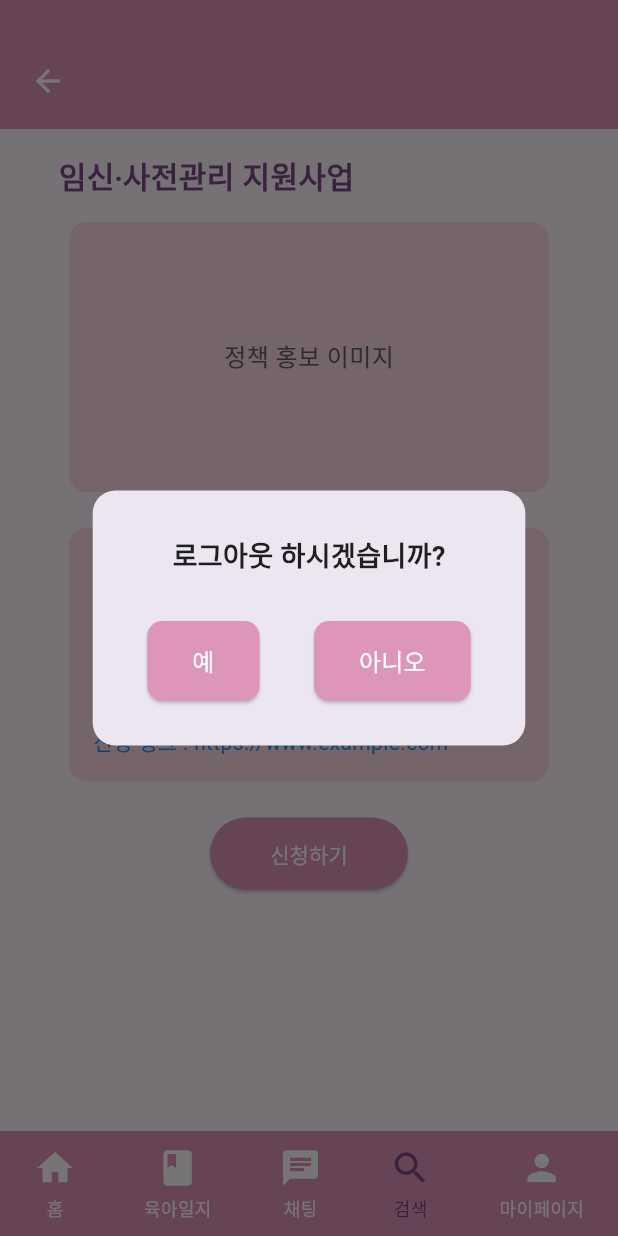
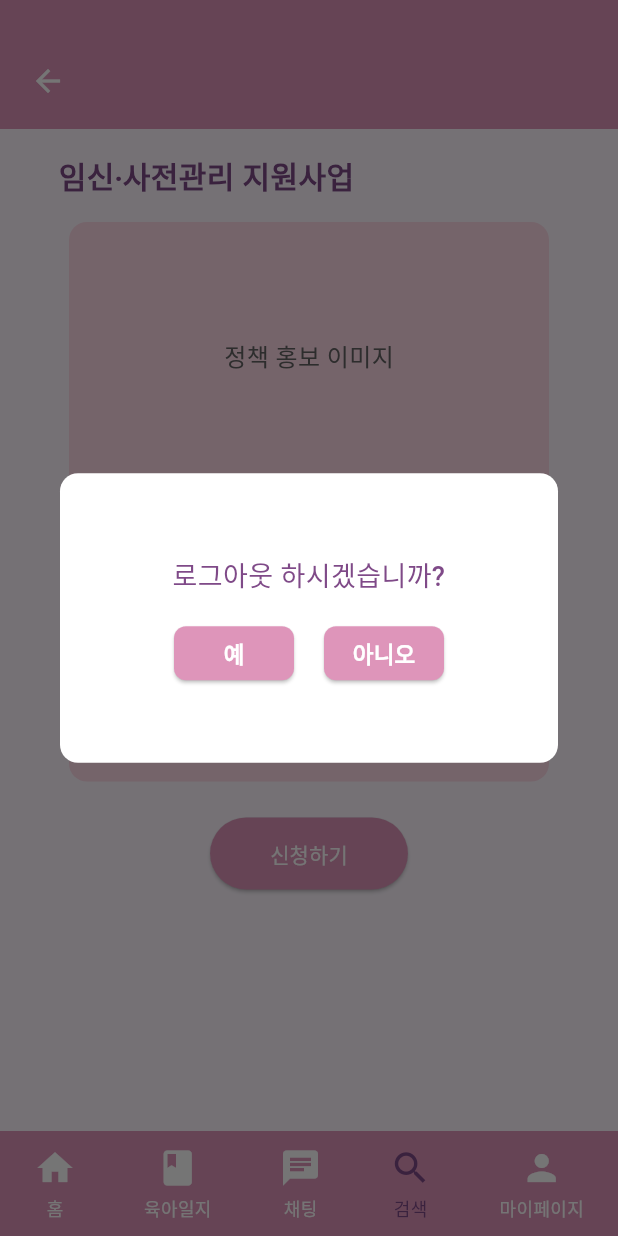
Before and after one commit to shiroHSG/Pium, a Flutter app: the PolicyDetailPage screen opened directly, in the side drawer, after a tap on "로그아웃", on a phone screen of 412 x 824 dp. Run offline on Flutter 3.47's test engine with Material 3 defaults, Android fonts, the light colour scheme and no system bars; our stand-ins replace image_picker, shared_preferences, webview_flutter; accounts and stored records are empty; network calls fail; Roboto replaces fonts that are missing (Jua).

Commit message:
update dialog

```diff
--- /dev/null
+++ b/backend_spring/src/main/frontend_flutter/lib/widgets/confirm_dialog.dart
@@ -0,0 +1,82 @@
+import 'package:flutter/material.dart';
+
+import '../theme/app_theme.dart';
+
+class ConfirmDialog extends StatelessWidget {
+  final String content;
+  final String confirmText;
+  final String cancelText;
+  final VoidCallback onConfirm;
+  final VoidCallback? onCancel;
+
+  const ConfirmDialog({
+    Key? key,
+    required this.content,
+    required this.onConfirm,
+    this.onCancel,
+    this.confirmText = '예',
+    this.cancelText = '아니오',
+  }) : super(key: key);
+
+  @override
+  Widget build(BuildContext context) {
+    return Dialog(
+      shape: RoundedRectangleBorder(borderRadius: BorderRadius.circular(12.0)),
+      backgroundColor: Colors.white,
+      child: Padding(
+        padding: const EdgeInsets.symmetric(vertical: 55.0, horizontal: 16.0),
+        child: Column(
+          mainAxisSize: MainAxisSize.min,
+          children: [
+            Text(
+              content,
+              style: const TextStyle(
+                fontSize: 18,
+                color: AppTheme.textPurple,
+                fontWeight: FontWeight.w500,
+              ),
+              textAlign: TextAlign.center,
+            ),
+            const SizedBox(height: 20),
+            Row(
+              mainAxisAlignment: MainAxisAlignment.center,
+              children: [
+                _buildButton(context, confirmText, onConfirm),
+                const SizedBox(width: 20),
+                _buildButton(context, cancelText, () {
+                  Navigator.of(context).pop();
+                  if (onCancel != null) onCancel!();
+                }),
+              ],
+            ),
+          ],
+        ),
+      ),
+    );
+  }
+
+  Widget _buildButton(BuildContext context, String text, VoidCallback onPressed) {
+    return SizedBox(
+      width: 80,
+      height: 36,
+      child: ElevatedButton(
+        onPressed: () {
+          Navigator.of(context).pop(); // 다이얼로그 먼저 닫기
+          onPressed();
+        },
+        style: ElevatedButton.styleFrom(
+          backgroundColor: AppTheme.primaryPurple,
+          foregroundColor: Colors.white,
+          shape: RoundedRectangleBorder(
+            borderRadius: BorderRadius.circular(8.0),
+          ),
+          padding: EdgeInsets.zero,
+        ),
+        child: Text(
+          text,
+          style: const TextStyle(fontSize: 15, fontWeight: FontWeight.bold),
+        ),
+      ),
+    );
+  }
+}
--- a/backend_spring/src/main/frontend_flutter/lib/widgets/custom_drawer.dart
+++ b/backend_spring/src/main/frontend_flutter/lib/widgets/custom_drawer.dart
@@ -6,6 +6,7 @@ import '../pages/my_page/my_activity/my_activity_page.dart';
 import '../pages/policy_page/policy_page.dart';
 import '../pages/sharing_page/sharing_page.dart';
 import '../pages/community/community_page.dart';
+import 'confirm_dialog.dart';
 
 class CustomDrawer extends StatelessWidget {
   final ValueChanged<int> onItemSelected;
@@ -152,96 +153,26 @@ class CustomDrawer extends StatelessWidget {
               leading: const Icon(Icons.logout),
               title: const Text('로그아웃'),
               onTap: () {
-                Navigator.pop(context); // 드로어 닫기
-
+                Navigator.pop(context);
                 showDialog(
                   context: context,
-                  builder: (BuildContext dialogContext) {
-                    return AlertDialog(
-                      shape: RoundedRectangleBorder(
-                        borderRadius: BorderRadius.circular(15.0),
-                      ),
-                      contentPadding: EdgeInsets.zero,
-                      content: Container(
-                        width: MediaQuery.of(context).size.width * 0.7,
-                        padding: const EdgeInsets.symmetric(vertical: 30.0),
-                        child: Column(
-                          mainAxisSize: MainAxisSize.min,
-                          children: [
-                            const Text(
-                              '로그아웃 하시겠습니까?',
-                              style: TextStyle(
-                                fontSize: 18,
-                                fontWeight: FontWeight.bold,
-                                color: Colors.black87,
-                              ),
-                            ),
-                            const SizedBox(height: 30),
-                            Row(
-                              mainAxisAlignment: MainAxisAlignment.spaceEvenly,
-                              children: [
-                                ElevatedButton(
-                                  onPressed: () async {
+                  builder: (context) => ConfirmDialog(
+                    content: '로그아웃 하시겠습니까?',
+                    onConfirm: () async {
                       bool success = await AuthService().logout();
-                                    Navigator.of(dialogContext).pop(); // 다이얼로그 닫기
-
                       if (success) {
-                                      onLoginStatusChanged(false); // 부모 위젯에 로그아웃 알림
+                        onLoginStatusChanged(false);
                       } else {
                         showDialog(
-                                        context: dialogContext,
-                                        builder: (BuildContext context) {
-                                          return AlertDialog(
-                                            title: const Text('로그아웃 실패'),
-                                            content: const Text('토큰이 없습니다. 다시 로그인해주세요.'),
-                                            actions: [
-                                              TextButton(
-                                                child: const Text('확인'),
-                                                onPressed: () => Navigator.of(context).pop(),
+                          context: context,
+                          builder: (context) => const AlertDialog(
+                            title: Text('로그아웃 실패'),
+                            content: Text('토큰이 없습니다. 다시 로그인해주세요.'),
                           ),
-                                            ],
-                                          );
-                                        },
                         );
                       }
                     },
-                                  style: ElevatedButton.styleFrom(
-                                    backgroundColor: const Color(0xFFde95ba),
-                                    foregroundColor: Colors.white,
-                                    shape: RoundedRectangleBorder(
-                                      borderRadius: BorderRadius.circular(10.0),
                   ),
-                                    padding: const EdgeInsets.symmetric(horizontal: 30, vertical: 15),
-                                  ),
-                                  child: const Text(
-                                    '예',
-                                    style: TextStyle(fontSize: 16),
-                                  ),
-                                ),
-                                ElevatedButton(
-                                  onPressed: () {
-                                    Navigator.of(dialogContext).pop(); // 다이얼로그 닫기
-                                  },
-                                  style: ElevatedButton.styleFrom(
-                                    backgroundColor: const Color(0xFFde95ba),
-                                    foregroundColor: Colors.white,
-                                    shape: RoundedRectangleBorder(
-                                      borderRadius: BorderRadius.circular(10.0),
-                                    ),
-                                    padding: const EdgeInsets.symmetric(horizontal: 30, vertical: 15),
-                                  ),
-                                  child: const Text(
-                                    '아니오',
-                                    style: TextStyle(fontSize: 16),
-                                  ),
-                                ),
-                              ],
-                            ),
-                          ],
-                        ),
-                      ),
-                    );
-                  },
                 );
               },
             ),
```
Also changed, not shown: 1 other file. Lines whose indentation alone changed are shown as unchanged.
